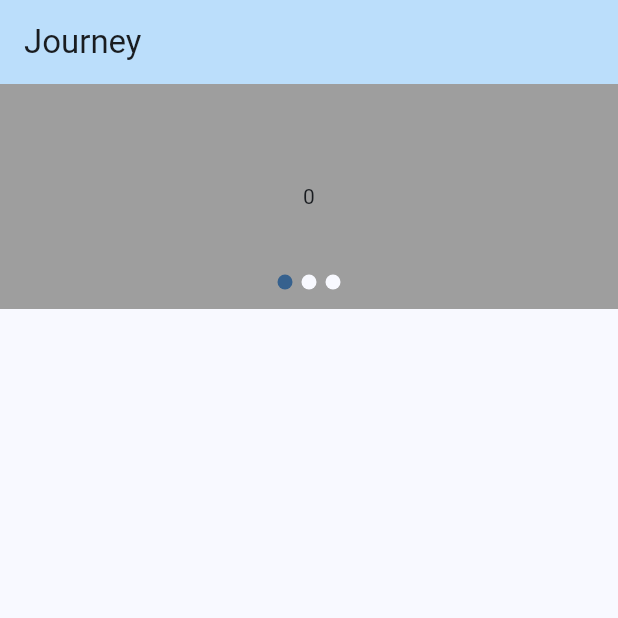
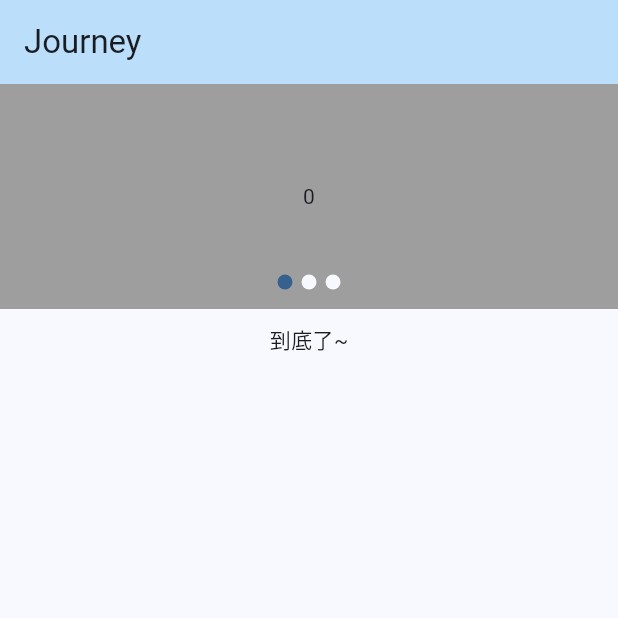
Before and after one commit to LiShuxue/journey_app, a Flutter app: the screen it shows after launch, on a phone screen of 412 x 824 dp, the top half of it. Run offline on Flutter 3.47's test engine with Material 3 defaults, Android fonts, the phone set to English and light mode, and no system bars; drawn by our look-alikes of card_swiper; our stand-ins replace dio; network calls fail.

```diff
--- a/lib/pages/home_page.dart
+++ b/lib/pages/home_page.dart
@@ -13,7 +13,6 @@ class HomePage extends StatefulWidget {
 
 class _HomePageState extends State<HomePage>
     with AutomaticKeepAliveClientMixin {
-  final _scrollController = ScrollController();
   List _articles = [];
   bool _isLoading = false;
 
@@ -47,18 +46,17 @@ class _HomePageState extends State<HomePage>
   Widget build(BuildContext context) {
     super.build(context);
     return Scaffold(
-      // 滚动
+      // 自定义滚动
       body: _isLoading
           ? const Center(
               child: CircularProgressIndicator(),
             )
-          : ListView.builder(
-              controller: _scrollController,
-              itemCount: _articles.length + 1, // 加1是因为第一项是swiper
-              itemBuilder: (context, index) {
-                if (index == 0) {
-                  // 第一项是swiper
-                  return Column(
+          : CustomScrollView(
+              // 以sliver的形式组合多个滚动视图，slivers是一个Widget列表，每个Widget都必须是一个Sliver，比如SliverAppBar，SliverGrid，SliverList等。
+              slivers: [
+                // SliverToBoxAdapter是一个Sliver，它可以将一个普通的Box Widget（比如Container，Text，Image等）放在CustomScrollView中，实现自定义的滚动效果。
+                SliverToBoxAdapter(
+                  child: Column(
                     children: [
                       SizedBox(
                         height: 150, // 设置Swiper的高度
@@ -79,16 +77,21 @@ class _HomePageState extends State<HomePage>
                       ),
                       const SizedBox(height: 10), // 添加10像素的垂直空间
                     ],
-                  );
-                } else if (index < _articles.length) {
+                  ),
+                ),
+                // SliverList是一个Sliver，它可以在CustomScrollView中创建一个线性的滚动列表，每个子项都是一个Box Widget（比如Container，Text，Image等）。SliverList可以实现一些ListView不能实现的滚动效果，比如与其他Sliver组件（比如SliverAppBar，SliverGrid等）混合使用。
+                SliverList(
+                  delegate: SliverChildBuilderDelegate(
+                    (context, index) {
+                      if (index < _articles.length) {
                         final article = _articles[index];
                         return GestureDetector(
                           onTap: () {
                             Navigator.push(
                               context,
                               MaterialPageRoute(
-                          builder: (context) =>
-                              DetailPage(id: article['_id'], from: 'home'),
+                                builder: (context) => DetailPage(
+                                    id: article['_id'], from: 'home'),
                               ),
                             );
                           },
@@ -119,6 +122,10 @@ class _HomePageState extends State<HomePage>
                         );
                       }
                     },
+                    childCount: _articles.length + 1, // 加1 是因为最后一项是“到底了~”
+                  ),
+                ),
+              ],
             ),
     );
   }
```
Lines whose indentation alone changed are shown as unchanged.
